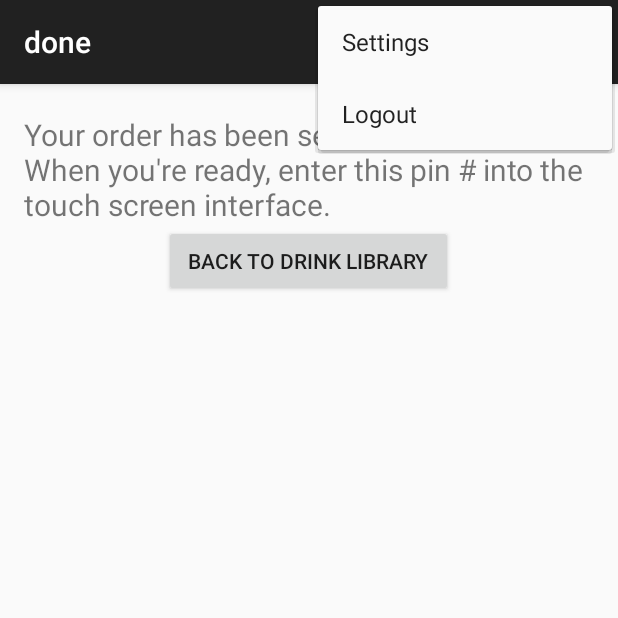
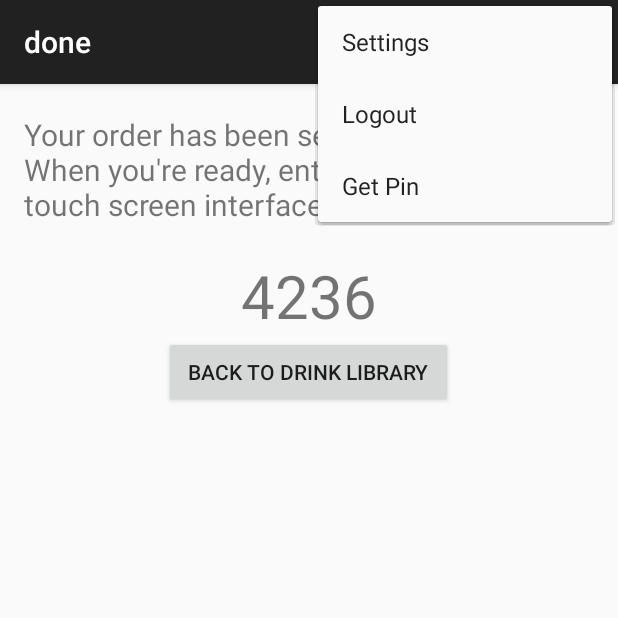
Before and after one commit to UCSCSmartBar/SmartBar, an Android app: the DrinkOrderedActivity screen opened directly, with no data from a screen before it, with the options menu open, on a phone screen of 412 x 824 dp, the top half of it. Run offline under Robolectric (Android 15) with nearby library versions, the phone set to English and light mode, and no system bars.

Commit message:
r1.3
added random number generated for particular user; need to fix-user
generated new number if log out then back in; get pin in action bar not
complete yet

```diff
--- a/SmartBar_r1/app/src/main/java/com/example/lamperry/smartbar_r1/DrinkOrderedActivity.java
+++ b/SmartBar_r1/app/src/main/java/com/example/lamperry/smartbar_r1/DrinkOrderedActivity.java
@@ -6,16 +6,31 @@ import android.os.Bundle;
 import android.view.Menu;
 import android.view.MenuItem;
 import android.view.View;
+import android.widget.TextView;
 
 
+// this class defines all the activity within the drink ordered screen
+// generates random number for user, displays random number for user, allows access to drink
+// library screen
 public class DrinkOrderedActivity extends ActionBarActivity {
+
+    TextView pinDisplay;
 
     @Override
     protected void onCreate(Bundle savedInstanceState) {
         super.onCreate(savedInstanceState);
         setContentView(R.layout.activity_drink_ordered);
+        pinDisplay = (TextView) findViewById(R.id.displayPin);
+
+        // if this is users first time ordering a drink, generate random pin and display
+        // this will set the random pin to the user login index in the pin array list
+        if (((MyApplication)this.getApplication()).isFirst()) {
+            ((MyApplication) this.getApplication()).setPin(generatePin());
+            ((MyApplication)this.getApplication()).notFirst();
+        }
+        pinDisplay.setText(String.format("%04d", ((MyApplication) this.getApplication()).getPin()));
+
     }
-
 
     @Override
     public boolean onCreateOptionsMenu(Menu menu) {
@@ -36,21 +51,42 @@ public class DrinkOrderedActivity extends ActionBarActivity {
             return true;
         }
 
+        // adds logout button to action bar
         if (id == R.id.action_logout) {
             logout();
+        }
+
+        // adds get pin button to action bar
+        if (id == R.id.action_pin) {
+            int pin = getPin();
         }
 
         return super.onOptionsItemSelected(item);
     }
 
+    private int getPin() {
+        return ((MyApplication)this.getApplication()).getPin();
+    }
+
+    // logs user out of account and returns to Startup Activity
     private void logout() {
         ((MyApplication)this.getApplication()).setLoggedIn(false);
+        ((MyApplication)this.getApplication()).setMyUsername("");
+        ((MyApplication)this.getApplication()).setMyPassword("");
+        ((MyApplication)this.getApplication()).setPin(0);
+        ((MyApplication)this.getApplication()).setFirst();
         Intent intent = new Intent(this, StartupActivity.class);
         startActivity(intent);
     }
 
+    // starts Library Browse activity
     public void drinkOrderedToLibraryBrowse(View view) {
         Intent intent = new Intent(this, LibraryBrowseActivity.class);
         startActivity(intent);
     }
+
+    // generate random user pin
+    private int generatePin() {
+        return ((MyApplication)this.getApplication()).addPin();
+    }
 }
--- a/SmartBar_r1/app/src/main/java/com/example/lamperry/smartbar_r1/MyApplication.java
+++ b/SmartBar_r1/app/src/main/java/com/example/lamperry/smartbar_r1/MyApplication.java
@@ -3,26 +3,47 @@ package com.example.lamperry.smartbar_r1;
 import android.app.Application;
 
 import java.util.ArrayList;
+import java.util.Random;
 
 
+// this class holds all the global variables for the entire app
+// namely the particular username/password who is currently logged in
+// for now the DB arrays too
 public class MyApplication extends Application {
+    int pin = 0;
+    Random random = new Random();
     boolean loggedIn = false;
+    boolean first = true;
+    String myUsername;
+    String myPassword;
+    int myPin;
     ArrayList<String> usernameDB = new ArrayList<>();
     ArrayList<String> passwordDB = new ArrayList<>();
+    ArrayList<Integer> uniquePins = new ArrayList<>();
 
-    public ArrayList<String> getUsernameDB() {
-        return usernameDB;
-    }
+    public ArrayList<String> getUsernameDB() { return usernameDB; }
+    public ArrayList<String> getPasswordDB() { return passwordDB; }
+    public ArrayList<Integer> getUniquePins() { return uniquePins; }
 
-    public ArrayList<String> getPasswordDB() {
-        return passwordDB;
-    }
+    public void setMyUsername(String username) { myUsername = username; }
+    public void setMyPassword(String password) { myPassword = password; }
+    public void setPin(int pin) { myPin = pin; }
+
+    public String getMyUsername() { return myUsername; }
+    public String getMyPassword() { return myPassword; }
+    public int getPin() { return myPin; }
+
+    public boolean isFirst() { return first; }
+    public void notFirst() { first = false; }
+    public void setFirst() { first = true; }
 
     public void setLoggedIn(boolean setLogIn) {
         loggedIn = setLogIn;
     }
 
-    public boolean getLoggedIn() {
-        return loggedIn;
+    public int addPin() {
+        pin = random.nextInt(10000);
+        uniquePins.add(pin);
+        return pin;
     }
 }
--- a/SmartBar_r1/app/src/main/res/layout/activity_drink_ordered.xml
+++ b/SmartBar_r1/app/src/main/res/layout/activity_drink_ordered.xml
@@ -24,6 +24,14 @@
             android:text="@string/drink_sent"
             android:textSize="20sp" />
 
+        <TextView
+            android:id="@+id/displayPin"
+            android:layout_width="wrap_content"
+            android:layout_height="wrap_content"
+            android:layout_marginTop="20dp"
+            android:layout_gravity="center"
+            android:textSize="40sp" />
+
         <Button
             android:id="@+id/backToLibrary"
             android:layout_width="wrap_content"
--- a/SmartBar_r1/app/src/main/res/menu/menu_drink_ordered.xml
+++ b/SmartBar_r1/app/src/main/res/menu/menu_drink_ordered.xml
@@ -14,4 +14,9 @@
         android:title="@string/action_logout"
         app:showAsAction="never" />
 
+    <item
+        android:id="@+id/action_pin"
+        android:title="@string/action_pin"
+        app:showAsAction="never" />
+
 </menu>
--- a/SmartBar_r1/app/src/main/res/values/strings.xml
+++ b/SmartBar_r1/app/src/main/res/values/strings.xml
@@ -53,6 +53,8 @@
 
     <!-- ActionBar Menu -->
     <string name="action_logout">Logout</string>
+    <string name="action_pin">Get Pin</string>
+    <string name="dismiss">Dismiss</string>
 
 
 </resources>
```
Also changed, not shown: SmartBar_r1/app/src/main/java/com/example/lamperry/smartbar_r1/LoginActivity.java (+9 -0 lines), SmartBar_r1/app/src/main/java/com/example/lamperry/smartbar_r1/NewUserActivity.java (+10 -0 lines).
